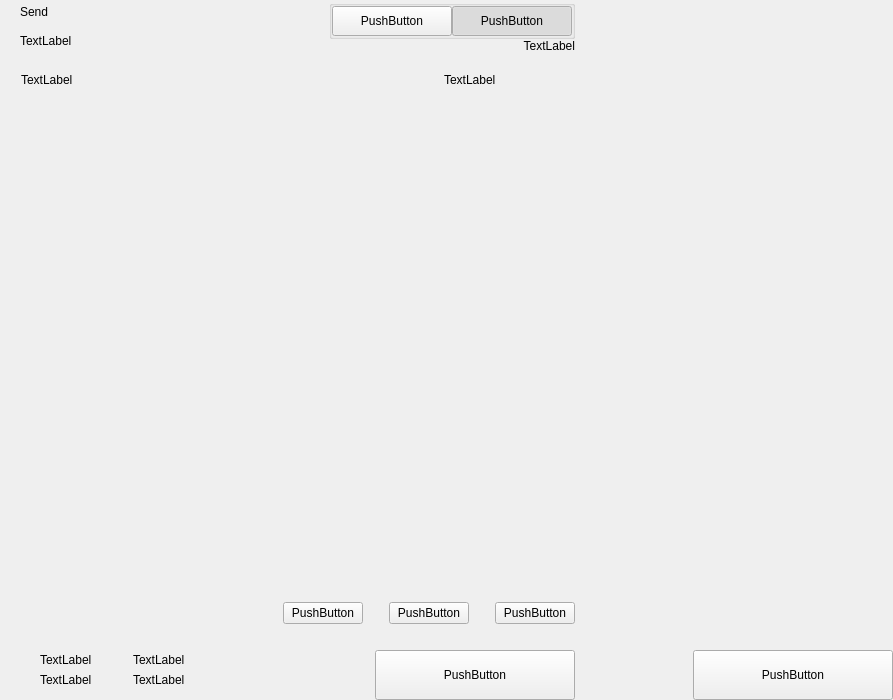
This is src/qt/forms/send.ui in eons-finance/ALQO as Qt 5 draws it before an edit. The edited form follows.
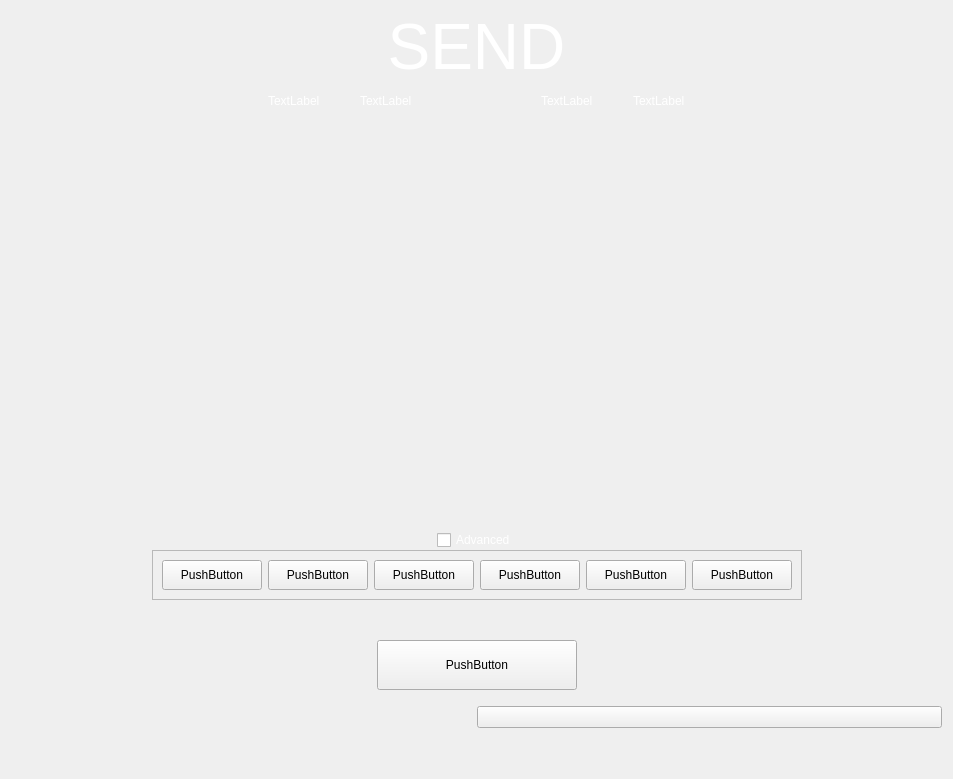
This is the edited form. Custom widgets are drawn as their Qt base class.

Patch:
```diff
--- a/src/qt/forms/send.ui
+++ b/src/qt/forms/send.ui
@@ -6,89 +6,35 @@
    <rect>
     <x>0</x>
     <y>0</y>
-    <width>893</width>
-    <height>700</height>
+    <width>953</width>
+    <height>779</height>
    </rect>
   </property>
   <property name="windowTitle">
    <string>Form</string>
   </property>
-  <layout class="QHBoxLayout" name="horizontalLayout_2" stretch="2,1">
-   <property name="spacing">
-    <number>0</number>
-   </property>
-   <property name="leftMargin">
-    <number>0</number>
-   </property>
-   <property name="topMargin">
-    <number>0</number>
-   </property>
-   <property name="rightMargin">
-    <number>0</number>
-   </property>
-   <property name="bottomMargin">
-    <number>0</number>
-   </property>
-   <item>
-    <widget class="QWidget" name="left" native="true">
      <layout class="QVBoxLayout" name="verticalLayout_3">
-      <property name="spacing">
-       <number>0</number>
-      </property>
-      <property name="leftMargin">
-       <number>0</number>
-      </property>
-      <property name="topMargin">
-       <number>0</number>
-      </property>
-      <property name="rightMargin">
-       <number>0</number>
-      </property>
-      <property name="bottomMargin">
-       <number>0</number>
-      </property>
       <item>
-       <layout class="QVBoxLayout" name="verticalLayout_22" stretch="0,0,0,1,0,0,0,0">
-        <property name="spacing">
-         <number>0</number>
-        </property>
+    <layout class="QVBoxLayout" name="verticalLayout_2">
         <item>
-         <layout class="QHBoxLayout" name="horizontalLayout_3">
-          <property name="spacing">
-           <number>0</number>
-          </property>
-          <property name="leftMargin">
-           <number>20</number>
-          </property>
-          <property name="rightMargin">
-           <number>20</number>
-          </property>
-          <item>
-           <layout class="QVBoxLayout" name="verticalLayout">
-            <property name="spacing">
-             <number>5</number>
-            </property>
-            <item>
-             <widget class="QLabel" name="labelTitle">
+      <widget class="QLabel" name="label">
+       <property name="styleSheet">
+        <string notr="true">color:white;</string>
+       </property>
               <property name="text">
-               <string>Send</string>
-              </property>
-              <property name="alignment">
-               <set>Qt::AlignLeading|Qt::AlignLeft|Qt::AlignVCenter</set>
-              </property>
+        <string>&lt;html&gt;&lt;head/&gt;&lt;body&gt;&lt;p align=&quot;center&quot;&gt;&lt;span style=&quot; font-size:48pt;&quot;&gt;SEND&lt;/span&gt;&lt;/p&gt;&lt;/body&gt;&lt;/html&gt;</string>
+       </property>
              </widget>
             </item>
             <item>
-             <widget class="QLabel" name="labelSubtitle1">
-              <property name="text">
-               <string>TextLabel</string>
-              </property>
-             </widget>
-            </item>
-           </layout>
-          </item>
+      <layout class="QVBoxLayout" name="verticalLayout_22" stretch="0,1,0,0,0,0,0,0,0,0">
+       <property name="spacing">
+        <number>0</number>
+       </property>
           <item>
-           <spacer name="horizontalSpacer">
+        <layout class="QHBoxLayout" name="horizontalLayout_6">
+         <item>
+          <spacer name="horizontalSpacer_9">
             <property name="orientation">
              <enum>Qt::Horizontal</enum>
             </property>
@@ -101,169 +47,130 @@
            </spacer>
           </item>
           <item>
-           <layout class="QVBoxLayout" name="verticalLayout_6">
-            <property name="spacing">
-             <number>0</number>
-            </property>
-            <item>
-             <widget class="QGroupBox" name="groupBox">
-              <property name="title">
-               <string/>
-              </property>
-              <property name="alignment">
-               <set>Qt::AlignLeading|Qt::AlignLeft|Qt::AlignTop</set>
-              </property>
-              <layout class="QHBoxLayout" name="horizontalLayout_4">
-               <property name="spacing">
-                <number>0</number>
-               </property>
-               <property name="leftMargin">
-                <number>0</number>
-               </property>
-               <property name="topMargin">
-                <number>0</number>
-               </property>
-               <property name="rightMargin">
-                <number>0</number>
-               </property>
-               <property name="bottomMargin">
-                <number>0</number>
-               </property>
-               <item>
-                <widget class="QPushButton" name="pushLeft">
-                 <property name="minimumSize">
+          <spacer name="horizontalSpacer_12">
+           <property name="orientation">
+            <enum>Qt::Horizontal</enum>
+           </property>
+           <property name="sizeHint" stdset="0">
                   <size>
-                   <width>120</width>
-                   <height>30</height>
-                  </size>
-                 </property>
-                 <property name="maximumSize">
-                  <size>
-                   <width>120</width>
-                   <height>30</height>
-                  </size>
+             <width>40</width>
+             <height>20</height>
+            </size>
+           </property>
+          </spacer>
+         </item>
+         <item>
+          <layout class="QHBoxLayout" name="horizontalLayout_8">
+           <item>
+            <widget class="QLabel" name="labelTitleTotalSend">
+             <property name="styleSheet">
+              <string notr="true">color:white;</string>
                  </property>
                  <property name="text">
-                  <string>PushButton</string>
-                 </property>
-                 <property name="checkable">
-                  <bool>true</bool>
-                 </property>
-                 <property name="autoExclusive">
-                  <bool>true</bool>
-                 </property>
+              <string>TextLabel</string>
+             </property>
                 </widget>
                </item>
                <item>
-                <widget class="QPushButton" name="pushRight">
-                 <property name="minimumSize">
-                  <size>
-                   <width>120</width>
-                   <height>30</height>
-                  </size>
-                 </property>
-                 <property name="maximumSize">
+            <spacer name="horizontalSpacer_11">
+             <property name="orientation">
+              <enum>Qt::Horizontal</enum>
+             </property>
+             <property name="sizeHint" stdset="0">
                   <size>
-                   <width>120</width>
-                   <height>30</height>
-                  </size>
-                 </property>
-                 <property name="text">
-                  <string>PushButton</string>
-                 </property>
-                 <property name="checkable">
-                  <bool>true</bool>
-                 </property>
-                 <property name="checked">
-                  <bool>true</bool>
-                 </property>
-                 <property name="autoExclusive">
-                  <bool>true</bool>
-                 </property>
-                </widget>
-               </item>
-              </layout>
-             </widget>
-            </item>
+               <width>40</width>
+               <height>20</height>
+              </size>
+             </property>
+            </spacer>
+           </item>
             <item>
-             <widget class="QLabel" name="labelSubtitle2">
+            <widget class="QLabel" name="labelAmountSend">
+             <property name="styleSheet">
+              <string notr="true">color:white;</string>
+             </property>
               <property name="text">
                <string>TextLabel</string>
               </property>
-              <property name="alignment">
-               <set>Qt::AlignRight|Qt::AlignTrailing|Qt::AlignVCenter</set>
-              </property>
              </widget>
             </item>
            </layout>
           </item>
-         </layout>
-        </item>
         <item>
-         <spacer name="verticalSpacer_2">
+          <spacer name="horizontalSpacer_15">
           <property name="orientation">
-           <enum>Qt::Vertical</enum>
-          </property>
-          <property name="sizeType">
-           <enum>QSizePolicy::Fixed</enum>
-          </property>
+            <enum>Qt::Horizontal</enum>
+           </property>
           <property name="sizeHint" stdset="0">
            <size>
-            <width>20</width>
+             <width>40</width>
             <height>20</height>
            </size>
           </property>
          </spacer>
         </item>
         <item>
-         <layout class="QHBoxLayout" name="horizontalLayout" stretch="6,0,2">
-          <property name="spacing">
-           <number>0</number>
-          </property>
-          <property name="leftMargin">
-           <number>10</number>
-          </property>
-          <property name="topMargin">
-           <number>0</number>
-          </property>
-          <property name="rightMargin">
-           <number>20</number>
-          </property>
-          <property name="bottomMargin">
-           <number>0</number>
-          </property>
+          <layout class="QHBoxLayout" name="horizontalLayout_7">
+           <item>
+            <widget class="QLabel" name="labelTitleTotalRemaining">
+             <property name="styleSheet">
+              <string notr="true">color:white;</string>
+             </property>
+             <property name="text">
+              <string>TextLabel</string>
+             </property>
+            </widget>
+           </item>
+           <item>
+            <spacer name="horizontalSpacer_10">
+             <property name="orientation">
+              <enum>Qt::Horizontal</enum>
+             </property>
+             <property name="sizeHint" stdset="0">
+              <size>
+               <width>40</width>
+               <height>20</height>
+              </size>
+             </property>
+            </spacer>
+           </item>
           <item>
-           <widget class="QLabel" name="labelSubtitleAddress">
+            <widget class="QLabel" name="labelAmountRemaining">
             <property name="styleSheet">
-             <string notr="true">margin-left:8px;</string>
+              <string notr="true">color:white;</string>
             </property>
             <property name="text">
              <string>TextLabel</string>
             </property>
            </widget>
           </item>
+          </layout>
+         </item>
           <item>
-           <spacer name="horizontalSpacer_3">
+          <spacer name="horizontalSpacer_14">
             <property name="orientation">
              <enum>Qt::Horizontal</enum>
             </property>
-            <property name="sizeType">
-             <enum>QSizePolicy::Fixed</enum>
-            </property>
             <property name="sizeHint" stdset="0">
              <size>
               <width>40</width>
-              <height>1</height>
+             <height>20</height>
              </size>
             </property>
            </spacer>
           </item>
           <item>
-           <widget class="QLabel" name="labelSubtitleAmount">
-            <property name="text">
-             <string>TextLabel</string>
-            </property>
-           </widget>
+          <spacer name="horizontalSpacer_16">
+           <property name="orientation">
+            <enum>Qt::Horizontal</enum>
+           </property>
+           <property name="sizeHint" stdset="0">
+            <size>
+             <width>40</width>
+             <height>20</height>
+            </size>
+           </property>
+          </spacer>
           </item>
          </layout>
         </item>
@@ -272,7 +179,7 @@
           <property name="minimumSize">
            <size>
             <width>0</width>
-            <height>350</height>
+           <height>280</height>
            </size>
           </property>
           <property name="styleSheet">
@@ -356,51 +263,167 @@
          </spacer>
         </item>
         <item>
+        <layout class="QHBoxLayout" name="horizontalLayout_2">
+         <item>
+          <spacer name="horizontalSpacer_2">
+           <property name="orientation">
+            <enum>Qt::Horizontal</enum>
+           </property>
+           <property name="sizeHint" stdset="0">
+            <size>
+             <width>40</width>
+             <height>20</height>
+            </size>
+           </property>
+          </spacer>
+         </item>
+         <item>
+          <widget class="QCheckBox" name="checkBoxAdv">
+           <property name="styleSheet">
+            <string notr="true">color:white;</string>
+           </property>
+           <property name="text">
+            <string>Advanced</string>
+           </property>
+          </widget>
+         </item>
+         <item>
+          <spacer name="horizontalSpacer_3">
+           <property name="orientation">
+            <enum>Qt::Horizontal</enum>
+           </property>
+           <property name="sizeHint" stdset="0">
+            <size>
+             <width>40</width>
+             <height>20</height>
+            </size>
+           </property>
+          </spacer>
+         </item>
+        </layout>
+       </item>
+       <item>
+        <layout class="QHBoxLayout" name="horizontalLayout_3">
+         <item>
+          <spacer name="horizontalSpacer_7">
+           <property name="orientation">
+            <enum>Qt::Horizontal</enum>
+           </property>
+           <property name="sizeHint" stdset="0">
+            <size>
+             <width>40</width>
+             <height>20</height>
+            </size>
+           </property>
+          </spacer>
+         </item>
+         <item>
+          <widget class="QFrame" name="advframe">
+           <property name="frameShape">
+            <enum>QFrame::StyledPanel</enum>
+           </property>
+           <property name="frameShadow">
+            <enum>QFrame::Raised</enum>
+           </property>
+           <layout class="QVBoxLayout" name="verticalLayout">
+            <item>
          <layout class="QHBoxLayout" name="horizontalLayout_20">
           <property name="spacing">
            <number>6</number>
           </property>
           <property name="rightMargin">
-           <number>20</number>
+               <number>0</number>
           </property>
           <item>
-           <spacer name="horizontalSpacer_4">
-            <property name="orientation">
-             <enum>Qt::Horizontal</enum>
-            </property>
-            <property name="sizeHint" stdset="0">
+               <widget class="QPushButton" name="btnUri">
+                <property name="sizePolicy">
+                 <sizepolicy hsizetype="Expanding" vsizetype="Expanding">
+                  <horstretch>0</horstretch>
+                  <verstretch>0</verstretch>
+                 </sizepolicy>
+                </property>
+                <property name="minimumSize">
              <size>
-              <width>40</width>
-              <height>20</height>
-             </size>
-            </property>
-           </spacer>
+                  <width>100</width>
+                  <height>30</height>
+                 </size>
+                </property>
+                <property name="text">
+                 <string>PushButton</string>
+                </property>
+               </widget>
+              </item>
+              <item>
+               <widget class="QPushButton" name="btnCoinControl">
+                <property name="sizePolicy">
+                 <sizepolicy hsizetype="Expanding" vsizetype="Expanding">
+                  <horstretch>0</horstretch>
+                  <verstretch>0</verstretch>
+                 </sizepolicy>
+                </property>
+                <property name="minimumSize">
+                 <size>
+                  <width>100</width>
+                  <height>30</height>
+                 </size>
+                </property>
+                <property name="text">
+                 <string>PushButton</string>
+                </property>
+               </widget>
+              </item>
+              <item>
+               <widget class="QPushButton" name="btnChangeAddress">
+                <property name="sizePolicy">
+                 <sizepolicy hsizetype="Expanding" vsizetype="Expanding">
+                  <horstretch>0</horstretch>
+                  <verstretch>0</verstretch>
+                 </sizepolicy>
+                </property>
+                <property name="minimumSize">
+                 <size>
+                  <width>100</width>
+                  <height>30</height>
+                 </size>
+                </property>
+                <property name="text">
+                 <string>PushButton</string>
+                </property>
+               </widget>
           </item>
           <item>
            <widget class="QPushButton" name="pushButtonFee">
+                <property name="sizePolicy">
+                 <sizepolicy hsizetype="Expanding" vsizetype="Expanding">
+                  <horstretch>0</horstretch>
+                  <verstretch>0</verstretch>
+                 </sizepolicy>
+                </property>
+                <property name="minimumSize">
+                 <size>
+                  <width>100</width>
+                  <height>30</height>
+                 </size>
+                </property>
             <property name="text">
              <string>PushButton</string>
             </property>
            </widget>
           </item>
-          <item>
-           <spacer name="horizontalSpacer_11">
-            <property name="orientation">
-             <enum>Qt::Horizontal</enum>
-            </property>
-            <property name="sizeType">
-             <enum>QSizePolicy::Minimum</enum>
-            </property>
-            <property name="sizeHint" stdset="0">
-             <size>
-              <width>20</width>
-              <height>20</height>
-             </size>
-            </property>
-           </spacer>
-          </item>
           <item>
            <widget class="QPushButton" name="pushButtonClear">
+                <property name="sizePolicy">
+                 <sizepolicy hsizetype="Expanding" vsizetype="Expanding">
+                  <horstretch>0</horstretch>
+                  <verstretch>0</verstretch>
+                 </sizepolicy>
+                </property>
+                <property name="minimumSize">
+                 <size>
+                  <width>100</width>
+                  <height>30</height>
+                 </size>
+                </property>
             <property name="layoutDirection">
              <enum>Qt::RightToLeft</enum>
             </property>
@@ -410,231 +433,70 @@
            </widget>
           </item>
           <item>
-           <spacer name="horizontalSpacer_6">
-            <property name="orientation">
-             <enum>Qt::Horizontal</enum>
-            </property>
-            <property name="sizeType">
-             <enum>QSizePolicy::Fixed</enum>
-            </property>
-            <property name="sizeHint" stdset="0">
-             <size>
-              <width>20</width>
-              <height>20</height>
-             </size>
-            </property>
-           </spacer>
-          </item>
-          <item>
-           <widget class="QPushButton" name="pushButtonAddRecipient">
-            <property name="text">
-             <string>PushButton</string>
-            </property>
-           </widget>
-          </item>
-         </layout>
-        </item>
-        <item>
-         <spacer name="verticalSpacer">
-          <property name="orientation">
-           <enum>Qt::Vertical</enum>
-          </property>
-          <property name="sizeType">
-           <enum>QSizePolicy::Fixed</enum>
-          </property>
-          <property name="sizeHint" stdset="0">
-           <size>
-            <width>20</width>
-            <height>16</height>
-           </size>
-          </property>
-         </spacer>
-        </item>
-        <item>
-         <layout class="QHBoxLayout" name="horizontalLayout_7">
-          <property name="rightMargin">
-           <number>20</number>
-          </property>
-          <item>
-           <layout class="QHBoxLayout" name="horizontalLayout_10">
-            <property name="spacing">
-             <number>0</number>
-            </property>
-            <property name="leftMargin">
-             <number>8</number>
-            </property>
-            <item>
-             <widget class="QStackedWidget" name="stackedWidget">
+               <widget class="QPushButton" name="pushButtonReset">
+                <property name="sizePolicy">
+                 <sizepolicy hsizetype="Expanding" vsizetype="Expanding">
+                  <horstretch>0</horstretch>
+                  <verstretch>0</verstretch>
+                 </sizepolicy>
+                </property>
               <property name="minimumSize">
                <size>
-                <width>0</width>
-                <height>60</height>
+                  <width>100</width>
+                  <height>30</height>
                </size>
               </property>
               <property name="maximumSize">
                <size>
                 <width>16777215</width>
-                <height>60</height>
-               </size>
-              </property>
-              <widget class="QWidget" name="page1">
-               <layout class="QVBoxLayout" name="verticalLayout_71" stretch="0">
-                <property name="spacing">
-                 <number>6</number>
-                </property>
-                <property name="leftMargin">
-                 <number>12</number>
-                </property>
-                <property name="topMargin">
-                 <number>0</number>
-                </property>
-                <property name="rightMargin">
-                 <number>0</number>
-                </property>
-                <property name="bottomMargin">
-                 <number>0</number>
-                </property>
-                <item>
-                 <widget class="QWidget" name="coinWidget" native="true">
-                  <property name="minimumSize">
-                   <size>
-                    <width>0</width>
-                    <height>60</height>
-                   </size>
-                  </property>
-                  <property name="maximumSize">
-                   <size>
-                    <width>16777215</width>
-                    <height>60</height>
-                   </size>
-                  </property>
-                  <layout class="QHBoxLayout" name="horizontalLayout_9">
-                   <property name="spacing">
-                    <number>0</number>
-                   </property>
-                   <property name="leftMargin">
-                    <number>20</number>
-                   </property>
-                   <property name="topMargin">
-                    <number>10</number>
-                   </property>
-                   <property name="rightMargin">
-                    <number>20</number>
-                   </property>
-                   <property name="bottomMargin">
-                    <number>10</number>
-                   </property>
-                   <item>
-                    <layout class="QVBoxLayout" name="verticalSend">
-                     <property name="spacing">
-                      <number>0</number>
-                     </property>
-                     <item>
-                      <widget class="QLabel" name="labelTitleTotalSend">
-                       <property name="text">
-                        <string>TextLabel</string>
-                       </property>
-                      </widget>
-                     </item>
-                     <item>
-                      <widget class="QLabel" name="labelAmountSend">
-                       <property name="text">
-                        <string>TextLabel</string>
-                       </property>
-                      </widget>
-                     </item>
-                    </layout>
-                   </item>
-                   <item>
-                    <spacer name="horizontalSpacer_9">
-                     <property name="orientation">
-                      <enum>Qt::Horizontal</enum>
-                     </property>
-                     <property name="sizeType">
-                      <enum>QSizePolicy::Fixed</enum>
-                     </property>
-                     <property name="sizeHint" stdset="0">
-                      <size>
-                       <width>20</width>
-                       <height>20</height>
-                      </size>
-                     </property>
-                    </spacer>
-                   </item>
-                   <item>
-                    <widget class="QLabel" name="labelLine">
-                     <property name="minimumSize">
-                      <size>
-                       <width>1</width>
-                       <height>0</height>
-                      </size>
-                     </property>
-                     <property name="maximumSize">
-                      <size>
-                       <width>1</width>
                        <height>16777215</height>
                       </size>
                      </property>
                      <property name="text">
-                      <string/>
+                 <string>PushButton</string>
                      </property>
                     </widget>
                    </item>
+             </layout>
+            </item>
+           </layout>
+          </widget>
+         </item>
                    <item>
-                    <spacer name="horizontalSpacer_10">
+          <spacer name="horizontalSpacer_6">
                      <property name="orientation">
                       <enum>Qt::Horizontal</enum>
                      </property>
-                     <property name="sizeType">
-                      <enum>QSizePolicy::Fixed</enum>
-                     </property>
                      <property name="sizeHint" stdset="0">
                       <size>
-                       <width>20</width>
+             <width>40</width>
                        <height>20</height>
                       </size>
                      </property>
                     </spacer>
                    </item>
+        </layout>
+       </item>
                    <item>
-                    <layout class="QVBoxLayout" name="verticalRemaining">
-                     <property name="spacing">
-                      <number>0</number>
-                     </property>
-                     <item>
-                      <widget class="QLabel" name="labelTitleTotalRemaining">
-                       <property name="text">
-                        <string>TextLabel</string>
-                       </property>
-                      </widget>
+        <spacer name="verticalSpacer_2">
+         <property name="orientation">
+          <enum>Qt::Vertical</enum>
+         </property>
+         <property name="sizeHint" stdset="0">
+          <size>
+           <width>20</width>
+           <height>40</height>
+          </size>
+         </property>
+        </spacer>
                      </item>
                      <item>
-                      <widget class="QLabel" name="labelAmountRemaining">
-                       <property name="text">
-                        <string>TextLabel</string>
-                       </property>
-                      </widget>
-                     </item>
-                    </layout>
-                   </item>
-                  </layout>
-                 </widget>
-                </item>
-               </layout>
-              </widget>
-              <widget class="QWidget" name="page_2"/>
-             </widget>
-            </item>
-           </layout>
-          </item>
+        <layout class="QHBoxLayout" name="horizontalLayout_5">
           <item>
            <spacer name="horizontalSpacer_5">
             <property name="orientation">
              <enum>Qt::Horizontal</enum>
             </property>
-            <property name="sizeType">
-             <enum>QSizePolicy::Expanding</enum>
-            </property>
             <property name="sizeHint" stdset="0">
              <size>
               <width>40</width>
@@ -643,7 +505,7 @@
             </property>
            </spacer>
           </item>
-          <item alignment="Qt::AlignBottom">
+         <item>
            <widget class="QPushButton" name="pushButtonSave">
             <property name="minimumSize">
              <size>
@@ -662,80 +524,41 @@
             </property>
            </widget>
           </item>
-         </layout>
-        </item>
-       </layout>
-      </item>
-     </layout>
-    </widget>
-   </item>
    <item>
-    <widget class="QWidget" name="right" native="true">
-     <layout class="QVBoxLayout" name="verticalLayout_5">
-      <property name="leftMargin">
-       <number>0</number>
-      </property>
-      <property name="topMargin">
-       <number>0</number>
-      </property>
-      <property name="rightMargin">
-       <number>0</number>
-      </property>
-      <property name="bottomMargin">
-       <number>0</number>
-      </property>
-      <item>
-       <layout class="QVBoxLayout" name="verticalLayout_4">
-        <property name="spacing">
-         <number>6</number>
-        </property>
-        <item>
-         <widget class="OptionButton" name="btnCoinControl" native="true">
-          <property name="minimumSize">
+          <spacer name="horizontalSpacer_13">
+           <property name="orientation">
+            <enum>Qt::Horizontal</enum>
+           </property>
+           <property name="sizeHint" stdset="0">
            <size>
-            <width>0</width>
-            <height>50</height>
-           </size>
-          </property>
-         </widget>
-        </item>
-        <item>
-         <widget class="OptionButton" name="btnChangeAddress" native="true">
-          <property name="minimumSize">
-           <size>
-            <width>0</width>
-            <height>50</height>
-           </size>
-          </property>
-         </widget>
+             <width>40</width>
+             <height>20</height>
+            </size>
+           </property>
+          </spacer>
+         </item>
+        </layout>
         </item>
         <item>
-         <widget class="OptionButton" name="btnUri" native="true">
-          <property name="minimumSize">
-           <size>
-            <width>0</width>
-            <height>50</height>
-           </size>
-          </property>
-         </widget>
-        </item>
-        <item>
-         <spacer name="verticalSpacer_5">
+        <spacer name="verticalSpacer">
           <property name="orientation">
            <enum>Qt::Vertical</enum>
           </property>
+         <property name="sizeType">
+          <enum>QSizePolicy::Fixed</enum>
+         </property>
           <property name="sizeHint" stdset="0">
            <size>
             <width>20</width>
-            <height>40</height>
+           <height>16</height>
            </size>
           </property>
          </spacer>
         </item>
         <item>
-         <layout class="QHBoxLayout" name="horizontalLayout_8">
+        <layout class="QHBoxLayout" name="horizontalLayout">
           <item>
-           <spacer name="horizontalSpacer_7">
+          <spacer name="horizontalSpacer_4">
             <property name="orientation">
              <enum>Qt::Horizontal</enum>
             </property>
@@ -748,41 +571,45 @@
            </spacer>
           </item>
           <item>
-           <widget class="QPushButton" name="pushButtonReset">
+          <widget class="QPushButton" name="pushButtonAddRecipient">
+           <property name="sizePolicy">
+            <sizepolicy hsizetype="Expanding" vsizetype="Expanding">
+             <horstretch>0</horstretch>
+             <verstretch>0</verstretch>
+            </sizepolicy>
+           </property>
             <property name="minimumSize">
              <size>
-              <width>200</width>
-              <height>50</height>
-             </size>
-            </property>
-            <property name="maximumSize">
-             <size>
-              <width>200</width>
-              <height>50</height>
+             <width>0</width>
+             <height>0</height>
              </size>
             </property>
             <property name="text">
-             <string>PushButton</string>
+            <string/>
             </property>
            </widget>
           </item>
          </layout>
         </item>
+       <item>
+        <spacer name="verticalSpacer_3">
+         <property name="orientation">
+          <enum>Qt::Vertical</enum>
+         </property>
+         <property name="sizeHint" stdset="0">
+          <size>
+           <width>20</width>
+           <height>40</height>
+          </size>
+         </property>
+        </spacer>
+       </item>
        </layout>
       </item>
      </layout>
-    </widget>
    </item>
   </layout>
  </widget>
- <customwidgets>
-  <customwidget>
-   <class>OptionButton</class>
-   <extends>QWidget</extends>
-   <header>qt/optionbutton.h</header>
-   <container>1</container>
-  </customwidget>
- </customwidgets>
  <resources/>
  <connections/>
 </ui>
```
Left out of the diff: 2 changed lines with no effect on the pictures. Lines whose indentation alone changed are shown as unchanged.
